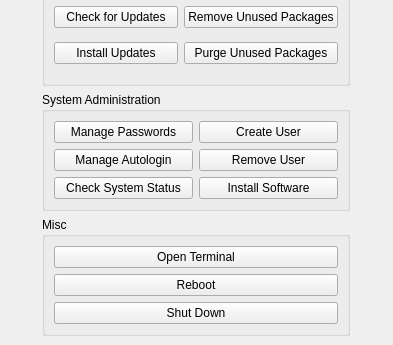
First picture: the form in ui/ui_mainwindow.ui, repository Kicksecure/sysmaint-panel, before the edit; both pictures show x 0 to 393 and y 287 to 632 of the 393 by 632 pixel window.
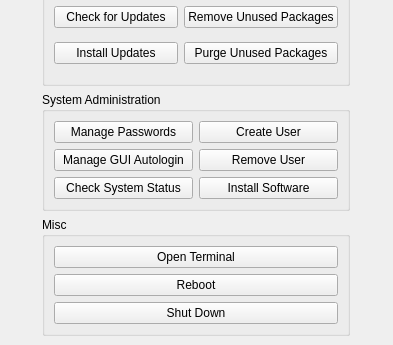
Second picture: the form after the edit.

Commit message: Clarify autologin button

Diff of the .ui file:
```diff
--- a/ui/ui_mainwindow.ui
+++ b/ui/ui_mainwindow.ui
@@ -149,7 +149,7 @@
           <string>&lt;html&gt;&lt;head/&gt;&lt;body&gt;&lt;p&gt;Enables or disables autologin for a user account.&lt;/p&gt;&lt;/body&gt;&lt;/html&gt;</string>
          </property>
          <property name="text">
-          <string>Manage Autologin</string>
+          <string>Manage GUI Autologin</string>
          </property>
         </widget>
        </item>
```
The commit also changes 1 other file.
